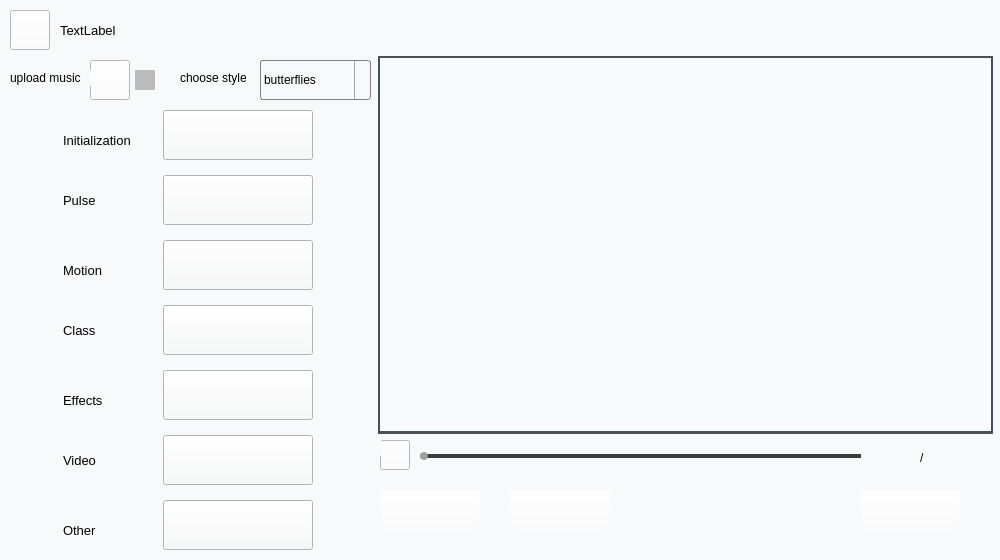
The window that MusicVisualization/src/View/CreateVideos/CreateVideoWindow.ui (MohanChi/MusicVisualization) describes before a commit, drawn with Qt 5.
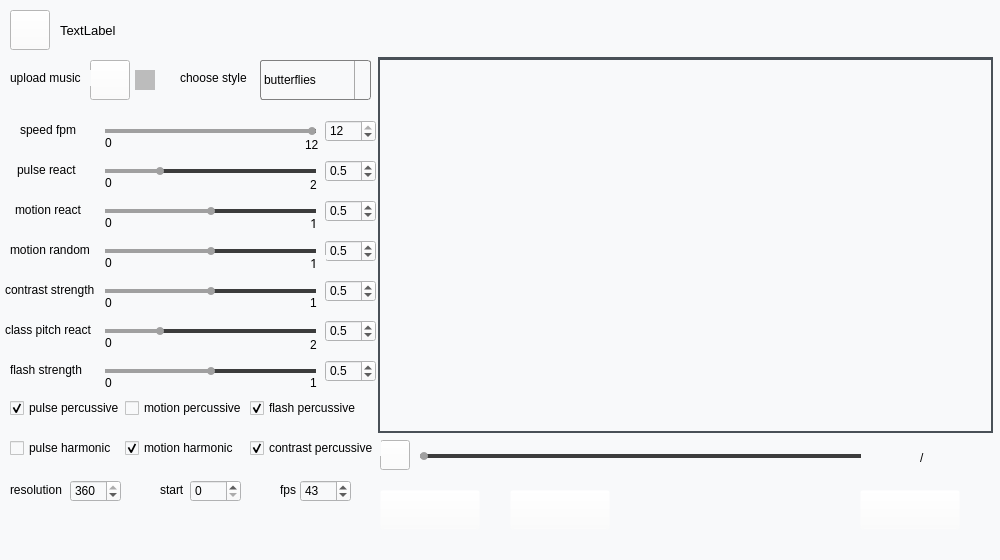
The same window after the commit. Icons and pictures are not drawn. Custom widgets are drawn as their Qt base class.

```diff
--- a/MusicVisualization/src/View/CreateVideos/CreateVideoWindow.ui
+++ b/MusicVisualization/src/View/CreateVideos/CreateVideoWindow.ui
@@ -52,8 +52,8 @@
      <rect>
       <x>380</x>
       <y>60</y>
-      <width>2</width>
-      <height>2</height>
+      <width>611</width>
+      <height>371</height>
      </rect>
     </property>
     <layout class="QVBoxLayout" name="verticalLayout"/>
@@ -1822,268 +1822,21 @@
      <string>1</string>
     </property>
    </widget>
-   <widget class="QWidget" name="widget_classify" native="true">
-    <property name="geometry">
-     <rect>
-      <x>3</x>
-      <y>100</y>
-      <width>375</width>
-      <height>450</height>
-     </rect>
-    </property>
-    <widget class="ResPushButton" name="btn_initialization">
-     <property name="geometry">
-      <rect>
-       <x>160</x>
-       <y>10</y>
-       <width>150</width>
-       <height>50</height>
-      </rect>
-     </property>
-     <property name="text">
-      <string/>
-     </property>
-    </widget>
-    <widget class="ResPushButton" name="btn_pulse">
-     <property name="geometry">
-      <rect>
-       <x>160</x>
-       <y>75</y>
-       <width>150</width>
-       <height>50</height>
-      </rect>
-     </property>
-     <property name="text">
-      <string/>
-     </property>
-    </widget>
-    <widget class="ResPushButton" name="btn_motion">
-     <property name="geometry">
-      <rect>
-       <x>160</x>
-       <y>140</y>
-       <width>150</width>
-       <height>50</height>
-      </rect>
-     </property>
-     <property name="text">
-      <string/>
-     </property>
-    </widget>
-    <widget class="ResPushButton" name="btn_class">
-     <property name="geometry">
-      <rect>
-       <x>160</x>
-       <y>205</y>
-       <width>150</width>
-       <height>50</height>
-      </rect>
-     </property>
-     <property name="text">
-      <string/>
-     </property>
-    </widget>
-    <widget class="ResPushButton" name="btn_effects">
-     <property name="geometry">
-      <rect>
-       <x>160</x>
-       <y>270</y>
-       <width>150</width>
-       <height>50</height>
-      </rect>
-     </property>
-     <property name="text">
-      <string/>
-     </property>
-    </widget>
-    <widget class="ResPushButton" name="btn_video">
-     <property name="geometry">
-      <rect>
-       <x>160</x>
-       <y>335</y>
-       <width>150</width>
-       <height>50</height>
-      </rect>
-     </property>
-     <property name="text">
-      <string/>
-     </property>
-    </widget>
-    <widget class="ResPushButton" name="btn_other">
-     <property name="geometry">
-      <rect>
-       <x>160</x>
-       <y>400</y>
-       <width>150</width>
-       <height>50</height>
-      </rect>
-     </property>
-     <property name="text">
-      <string/>
-     </property>
-    </widget>
-    <widget class="QLabel" name="label_23">
-     <property name="geometry">
-      <rect>
-       <x>60</x>
-       <y>30</y>
-       <width>91</width>
-       <height>20</height>
-      </rect>
-     </property>
-     <property name="font">
-      <font>
-       <family>Arial</family>
-       <pointsize>10</pointsize>
-      </font>
-     </property>
-     <property name="text">
-      <string>Initialization</string>
-     </property>
-    </widget>
-    <widget class="QLabel" name="label_24">
-     <property name="geometry">
-      <rect>
-       <x>60</x>
-       <y>90</y>
-       <width>81</width>
-       <height>20</height>
-      </rect>
-     </property>
-     <property name="font">
-      <font>
-       <family>Arial</family>
-       <pointsize>10</pointsize>
-      </font>
-     </property>
-     <property name="text">
-      <string>Pulse</string>
-     </property>
-    </widget>
-    <widget class="QLabel" name="label_25">
-     <property name="geometry">
-      <rect>
-       <x>60</x>
-       <y>160</y>
-       <width>71</width>
-       <height>20</height>
-      </rect>
-     </property>
-     <property name="font">
-      <font>
-       <family>Arial</family>
-       <pointsize>10</pointsize>
-      </font>
-     </property>
-     <property name="text">
-      <string>Motion</string>
-     </property>
-    </widget>
-    <widget class="QLabel" name="label_26">
-     <property name="geometry">
-      <rect>
-       <x>60</x>
-       <y>220</y>
-       <width>81</width>
-       <height>20</height>
-      </rect>
-     </property>
-     <property name="font">
-      <font>
-       <family>Arial</family>
-       <pointsize>10</pointsize>
-      </font>
-     </property>
-     <property name="text">
-      <string>Class</string>
-     </property>
-    </widget>
-    <widget class="QLabel" name="label_27">
-     <property name="geometry">
-      <rect>
-       <x>60</x>
-       <y>290</y>
-       <width>81</width>
-       <height>20</height>
-      </rect>
-     </property>
-     <property name="font">
-      <font>
-       <family>Arial</family>
-       <pointsize>10</pointsize>
-      </font>
-     </property>
-     <property name="text">
-      <string>Effects</string>
-     </property>
-    </widget>
-    <widget class="QLabel" name="label_28">
-     <property name="geometry">
-      <rect>
-       <x>60</x>
-       <y>350</y>
-       <width>71</width>
-       <height>20</height>
-      </rect>
-     </property>
-     <property name="font">
-      <font>
-       <family>Arial</family>
-       <pointsize>10</pointsize>
-      </font>
-     </property>
-     <property name="text">
-      <string>Video</string>
-     </property>
-    </widget>
-    <widget class="QLabel" name="label_29">
-     <property name="geometry">
-      <rect>
-       <x>60</x>
-       <y>420</y>
-       <width>71</width>
-       <height>20</height>
-      </rect>
-     </property>
-     <property name="font">
-      <font>
-       <family>Arial</family>
-       <pointsize>10</pointsize>
-      </font>
-     </property>
-     <property name="text">
-      <string>Other</string>
-     </property>
-    </widget>
-   </widget>
-   <widget class="QWidget" name="widget" native="true">
+   <widget class="QLabel" name="label_23">
     <property name="geometry">
      <rect>
       <x>378</x>
-      <y>56</y>
+      <y>57</y>
       <width>615</width>
-      <height>378</height>
+      <height>376</height>
      </rect>
     </property>
-    <property name="autoFillBackground">
-     <bool>false</bool>
-    </property>
     <property name="styleSheet">
      <string notr="true">background-color: rgb(73, 80, 87);</string>
     </property>
-    <widget class="QWidget" name="widget_2" native="true">
-     <property name="geometry">
-      <rect>
-       <x>2</x>
-       <y>2</y>
-       <width>611</width>
-       <height>373</height>
-      </rect>
-     </property>
-     <property name="styleSheet">
-      <string notr="true">background-color: rgb(249, 250, 251);</string>
-     </property>
-    </widget>
+    <property name="text">
+     <string/>
+    </property>
    </widget>
    <zorder>widget</zorder>
    <zorder>btn_back</zorder>
```
Left out of the diff: 613 changed lines with no effect on the pictures.
